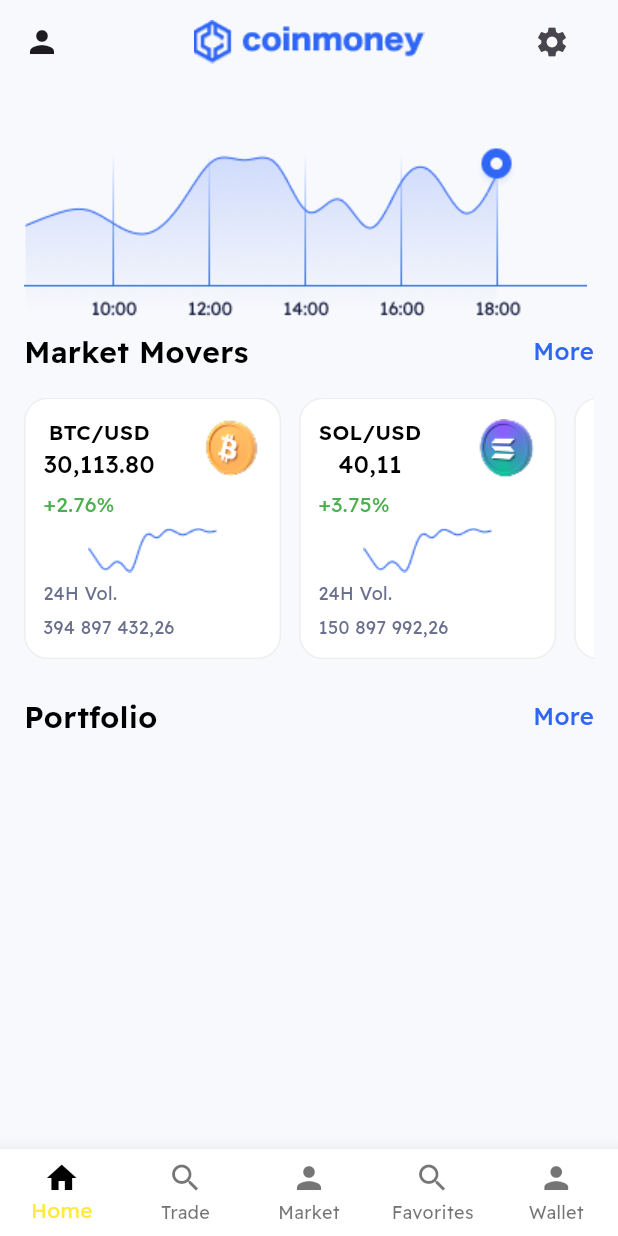
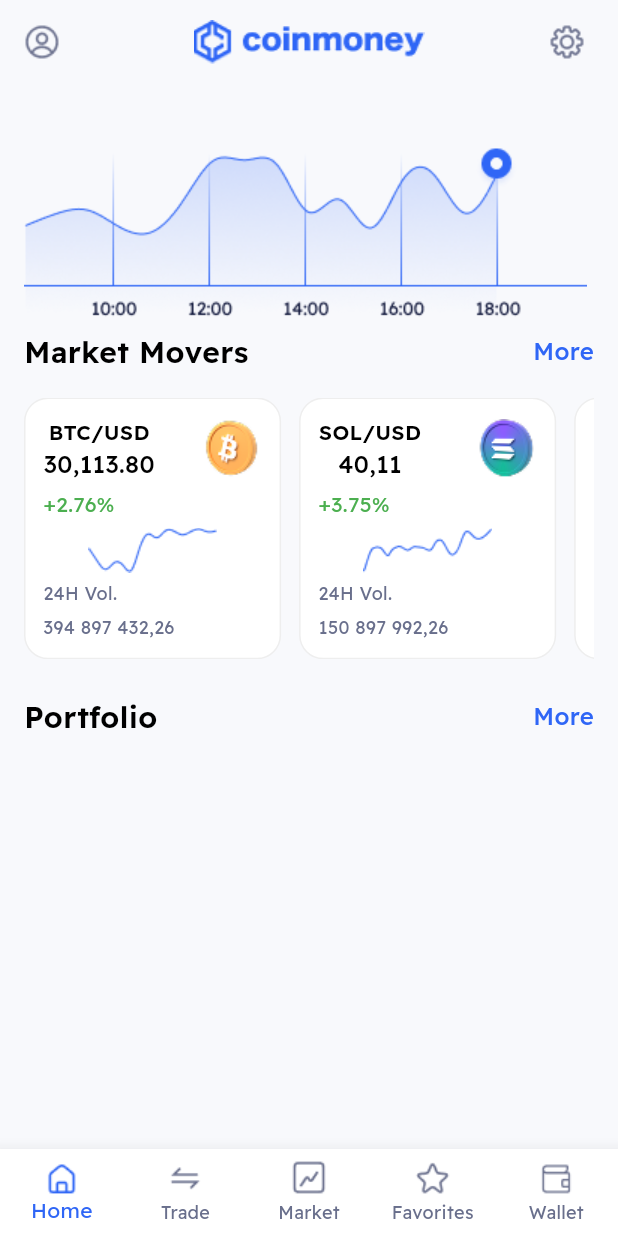
Before and after one commit to minKasent/crypto_exchange, a Flutter app: the HomeScreen screen opened directly, on a phone screen of 412 x 824 dp. Run offline on Flutter 3.47's test engine with Material 3 defaults, Android fonts, the phone set to English and light mode, and no system bars; our stand-ins replace shared_preferences; accounts and stored records are empty; network calls fail.

Commit message:
refactor code home_screen

```diff
--- a/lib/core/constants/app_colors_path.dart
+++ b/lib/core/constants/app_colors_path.dart
@@ -5,4 +5,6 @@ class AppColorsPath {
   static Color blue = const Color(0xFF2F66F6);
   static Color white = const Color(0xFFFFFFFF);
   static Color grey = const Color(0xFF696F8C);
+  static Color green = const Color(0xFF098C26);
+  static Color red = const Color(0xFFCD0000);
 }
--- a/lib/core/constants/app_icons_path.dart
+++ b/lib/core/constants/app_icons_path.dart
@@ -1,10 +1,12 @@
 class AppIconsPath {
-  static const String iconsBTC = 'assets/icons/Bitcoin.png';
-  static const String iconsETH = 'assets/icons/Ethereum.png';
-  static const String iconsSLA = 'assets/icons/Solana.png';
-  static const String iconsHome = 'assets/icons/Home.png';
-  static const String iconsTrade = 'assets/icons/Trade.png';
-  static const String iconsMarket = 'assets/icons/Market.png';
-  static const String iconsWallet = 'assets/icons/Wallet.png';
-  static const String iconsFavorites = 'assets/icons/Favorites.png';
+  static const String iconsBTC = 'assets/icons/bitcoin.png';
+  static const String iconsETH = 'assets/icons/ethereum.png';
+  static const String iconsSLA = 'assets/icons/solana.png';
+  static const String iconsHome = 'assets/icons/home.png';
+  static const String iconsTrade = 'assets/icons/trade.png';
+  static const String iconsMarket = 'assets/icons/market.png';
+  static const String iconsWallet = 'assets/icons/wallet.png';
+  static const String iconsFavorites = 'assets/icons/favorites.png';
+  static const String iconsProfile = 'assets/icons/profile.png';
+  static const String iconsSetting = 'assets/icons/setting_line_light.png';
 }
--- a/lib/core/constants/app_images_path.dart
+++ b/lib/core/constants/app_images_path.dart
@@ -1,12 +1,14 @@
 class AppImagePaths {
-  static const String logo = 'assets/images/logo.png';
+  static const String imgLogo = 'assets/images/logo.png';
   static const String imgMarketAnalysis = 'assets/images/market_analysis.png';
-  static const String img_mobile_financial_analytics =
-      'assets/images/mobile _financial_analytics.png';
-  static const String img_blockchain_development =
+  static const String imgMobileFinancialAnalytics =
+      'assets/images/mobile_financial_analytics.png';
+  static const String imgBlockchainDevelopment =
       'assets/images/blockchain_development.png';
-  static const String img_finance_wave = 'assets/images/finance_wave.png';
-  static const String img_portfolio_graph = 'assets/images/portfolio_graph.png';
-  static const String img_sharp_recovery = 'assets/images/sharp_recovery.png';
-  static const String img_steady_growth = 'assets/images/steady_growth.png';
+  static const String imgFinanceWave = 'assets/images/finance_wave.png';
+  static const String imgPortfolioGraph = 'assets/images/portfolio_graph.png';
+  static const String imgSharpRecovery = 'assets/images/sharp_recovery.png';
+  static const String imgSteadyGrowth = 'assets/images/steady_growth.png';
+
+
 }
--- a/lib/screens/home_screen/home_screen.dart
+++ b/lib/screens/home_screen/home_screen.dart
@@ -32,12 +32,15 @@ class _HomeScreenState extends State<HomeScreen> {
 
   AppBar _buildAppBarWidget() {
     return AppBar(
-      leading: IconButton(onPressed: () {}, icon: Icon(Icons.person)),
-      title: Image.asset(AppImagePaths.logo),
+      leading: Image.asset(AppIconsPath.iconsProfile),
+      title: Image.asset(AppImagePaths.imgLogo),
       centerTitle: true,
       actions: [
-        IconButton(onPressed: () {}, icon: Icon(Icons.settings)),
-        SizedBox(width: 20),
+        IconButton(
+          onPressed: () {},
+          icon: Image.asset(AppIconsPath.iconsSetting),
+        ),
+        SizedBox(width: 10),
       ],
       backgroundColor: AppColorsPath.lightWhite,
     );
@@ -47,7 +50,8 @@ class _HomeScreenState extends State<HomeScreen> {
     return BottomNavigationBar(
       type: BottomNavigationBarType.fixed,
       backgroundColor: AppColorsPath.white,
-      fixedColor: Colors.yellow,
+      selectedItemColor: AppColorsPath.blue,
+      unselectedItemColor: AppColorsPath.grey,
       elevation: 10,
       currentIndex: currentIndex,
       onTap: (index) {
@@ -57,13 +61,45 @@ class _HomeScreenState extends State<HomeScreen> {
       },
       items: [
         BottomNavigationBarItem(
-          icon: Icon(Icons.home, color: Colors.black),
-          label: "Home",
+          icon: ImageIcon(AssetImage(AppIconsPath.iconsHome)),
+          activeIcon: ImageIcon(
+            AssetImage(AppIconsPath.iconsHome),
+            color: AppColorsPath.blue,
+          ),
+          label: 'Home',
         ),
-        BottomNavigationBarItem(icon: Icon(Icons.search), label: "Trade"),
-        BottomNavigationBarItem(icon: Icon(Icons.person), label: "Market"),
-        BottomNavigationBarItem(icon: Icon(Icons.search), label: "Favorites"),
-        BottomNavigationBarItem(icon: Icon(Icons.person), label: "Wallet"),
+        BottomNavigationBarItem(
+          icon: ImageIcon(AssetImage(AppIconsPath.iconsTrade)),
+          activeIcon: ImageIcon(
+            AssetImage(AppIconsPath.iconsTrade),
+            color: AppColorsPath.blue,
+          ),
+          label: 'Trade',
+        ),
+        BottomNavigationBarItem(
+          icon: ImageIcon(AssetImage(AppIconsPath.iconsMarket)),
+          activeIcon: ImageIcon(
+            AssetImage(AppIconsPath.iconsMarket),
+            color: AppColorsPath.blue,
+          ),
+          label: 'Market',
+        ),
+        BottomNavigationBarItem(
+          icon: ImageIcon(AssetImage(AppIconsPath.iconsFavorites)),
+          activeIcon: ImageIcon(
+            AssetImage(AppIconsPath.iconsFavorites),
+            color: AppColorsPath.blue,
+          ),
+          label: 'Favorites',
+        ),
+        BottomNavigationBarItem(
+          icon: ImageIcon(AssetImage(AppIconsPath.iconsWallet)),
+          activeIcon: ImageIcon(
+            AssetImage(AppIconsPath.iconsWallet),
+            color: AppColorsPath.blue,
+          ),
+          label: 'Wallet',
+        ),
       ],
     );
   }
@@ -82,7 +118,7 @@ class _HomeScreenState extends State<HomeScreen> {
                   mainAxisSize: MainAxisSize.min,
                   children: [
                     SizedBox(height: 20),
-                    Image.asset(AppImagePaths.img_portfolio_graph),
+                    Image.asset(AppImagePaths.imgPortfolioGraph),
                     // MARKET MOVERS
                     _buildSectionHeader("Market Movers"),
                     const SizedBox(height: 16),
@@ -99,6 +135,7 @@ class _HomeScreenState extends State<HomeScreen> {
                             change: "+2.76%",
                             isPositive: true,
                             volume: "394 897 432,26",
+                            chartPath: true,
                           ),
                           SizedBox(width: 12),
                           MarketMoverCard(
@@ -108,6 +145,7 @@ class _HomeScreenState extends State<HomeScreen> {
                             change: "+3.75%",
                             isPositive: true,
                             volume: "150 897 992,26",
+                            chartPath: false,
                           ),
                           SizedBox(width: 12),
                           MarketMoverCard(
@@ -117,6 +155,7 @@ class _HomeScreenState extends State<HomeScreen> {
                             change: "-1.25%",
                             isPositive: false,
                             volume: "280 123 456,78",
+                            chartPath: false,
                           ),
                         ],
                       ),
@@ -129,15 +168,15 @@ class _HomeScreenState extends State<HomeScreen> {
                     Flexible(
                       fit: FlexFit.loose,
                       child: ListView.separated(
-                        separatorBuilder:
-                            (context, index) => SizedBox(height: 16),
+                        separatorBuilder: (context, index) =>
+                            SizedBox(height: 16),
                         physics: const NeverScrollableScrollPhysics(),
                         itemCount: homeProvider.listOfCoins.length,
                         shrinkWrap: true,
                         itemBuilder: (context, index) {
                           final item = homeProvider.listOfCoins[index];
                           return PortfolioCard(
-                            iconPath: AppIconsPath.iconsBTC,
+                            iconPath: AppIconsPath.iconsSLA,
                             name: item.symbolName,
                             symbol: "BTC",
                             value: item.price,
--- a/lib/screens/home_screen/widgets/market_mover_card.dart
+++ b/lib/screens/home_screen/widgets/market_mover_card.dart
@@ -12,6 +12,7 @@ class MarketMoverCard extends StatelessWidget {
   final String change;
   final bool isPositive;
   final String volume;
+  final bool chartPath;
 
   const MarketMoverCard({
     required this.iconPath,
@@ -20,7 +21,9 @@ class MarketMoverCard extends StatelessWidget {
     required this.change,
     required this.isPositive,
     required this.volume,
+    required this.chartPath,
     super.key,
+
   });
 
   @override
@@ -66,7 +69,13 @@ class MarketMoverCard extends StatelessWidget {
               color: isPositive ? Colors.green : Colors.red,
             ),
           ),
-          Center(child: Image.asset(AppImagePaths.img_sharp_recovery)),
+          Center(
+            child: Image.asset(
+              chartPath
+                  ? AppImagePaths.imgSharpRecovery
+                  : AppImagePaths.imgSteadyGrowth,
+            ),
+          ),
           AppText(
             content: "24H Vol.",
             style: AppTextStyle.text14Regular.copyWith(
--- a/lib/screens/home_screen/widgets/portfolio_card.dart
+++ b/lib/screens/home_screen/widgets/portfolio_card.dart
@@ -67,7 +67,7 @@ class PortfolioCard extends StatelessWidget {
               AppText(
                 content: change,
                 style: AppTextStyle.text14Regular.copyWith(
-                  color: isPositive ? Colors.green : Colors.red,
+                  color: isPositive ? AppColorsPath.green : AppColorsPath.red,
                 ),
               ),
             ],
--- a/lib/screens/onboarding_screen/onboarding_screen.dart
+++ b/lib/screens/onboarding_screen/onboarding_screen.dart
@@ -41,7 +41,7 @@ class _OnboardingScreenState extends State<OnboardingScreen> {
             SizedBox(height: 20),
             Row(
               mainAxisAlignment: MainAxisAlignment.center,
-              children: [Image.asset(AppImagePaths.logo)],
+              children: [Image.asset(AppImagePaths.imgLogo)],
             ),
             Expanded(
               child: PageView(
@@ -54,7 +54,7 @@ class _OnboardingScreenState extends State<OnboardingScreen> {
                         'Lorem ipsum dolor sit amet, consectetur \n adipiscing elit. Ut eget mauris massa pharetra.',
                   ),
                   OnboardingBodyWidget(
-                    imagePath: 'assets/images/mobile _financial_analytics.png',
+                    imagePath: 'assets/images/mobile_financial_analytics.png',
                     title: 'Smart trading tools',
                     description:
                         'Lorem ipsum dolor sit amet, consectetur \n adipiscing elit. Ut eget mauris massa pharetra.',
--- a/pubspec.yaml
+++ b/pubspec.yaml
@@ -19,7 +19,7 @@ publish_to: "none" # Remove this line if you wish to publish to pub.dev
 version: 1.0.0+1
 
 environment:
-  sdk: ^3.7.0
+  sdk: ^3.8.1
 
 # Dependencies specify other packages that your package needs in order to work.
 # To automatically upgrade your package dependencies to the latest versions
@@ -45,7 +45,7 @@ dependencies:
   provider: ^6.1.2
 
   # Shared Preferences
-  shared_preferences: ^2.3.5
+  shared_preferences: ^2.5.3
 
 dev_dependencies:
   flutter_test:
```
Also changed, not shown: assets/icons/bitcoin.png (renamed from assets/icons/Bitcoin.png), assets/icons/ethereum.png (renamed from assets/icons/Ethereum.png), assets/icons/favorites.png (renamed from assets/icons/Favorites.png), assets/icons/home.png (renamed from assets/icons/Home.png), assets/icons/market.png (renamed from assets/icons/Market.png), assets/icons/profile.png (added), assets/icons/setting_line_light.png (added), assets/icons/solana.png (renamed from assets/icons/Solana.png), assets/icons/trade.png (renamed from assets/icons/Trade.png), assets/icons/wallet.png (renamed from assets/icons/Wallet.png), assets/images/mobile_financial_analytics.png (renamed from assets/images/mobile _financial_analytics.png), pubspec.lock.
